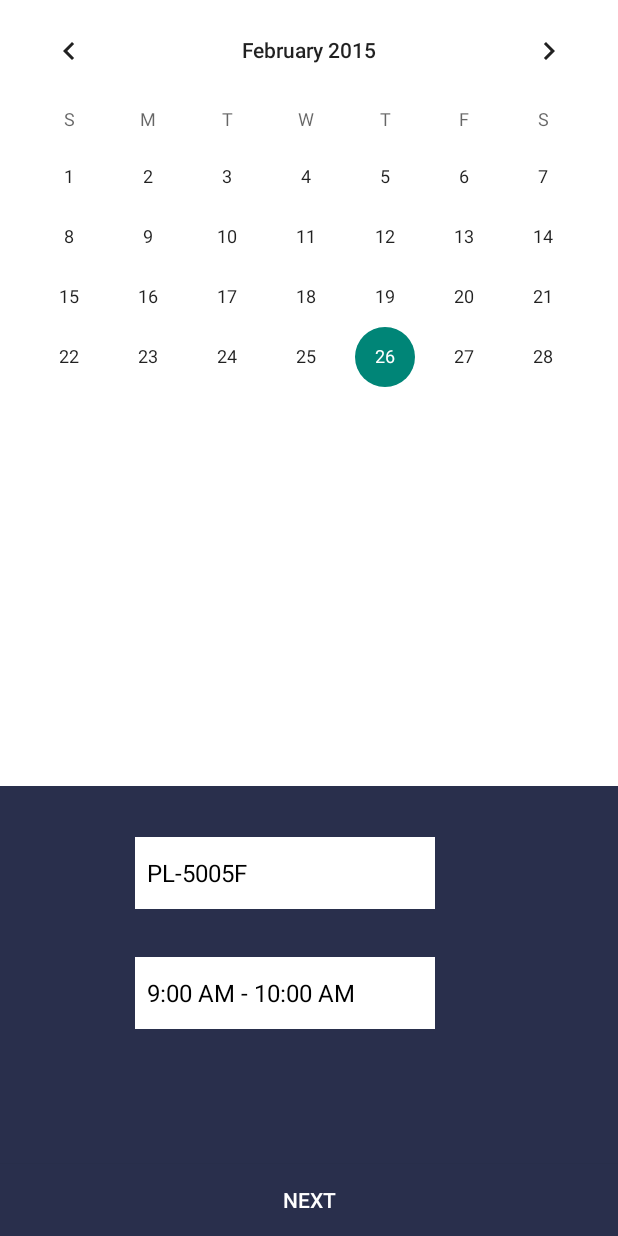
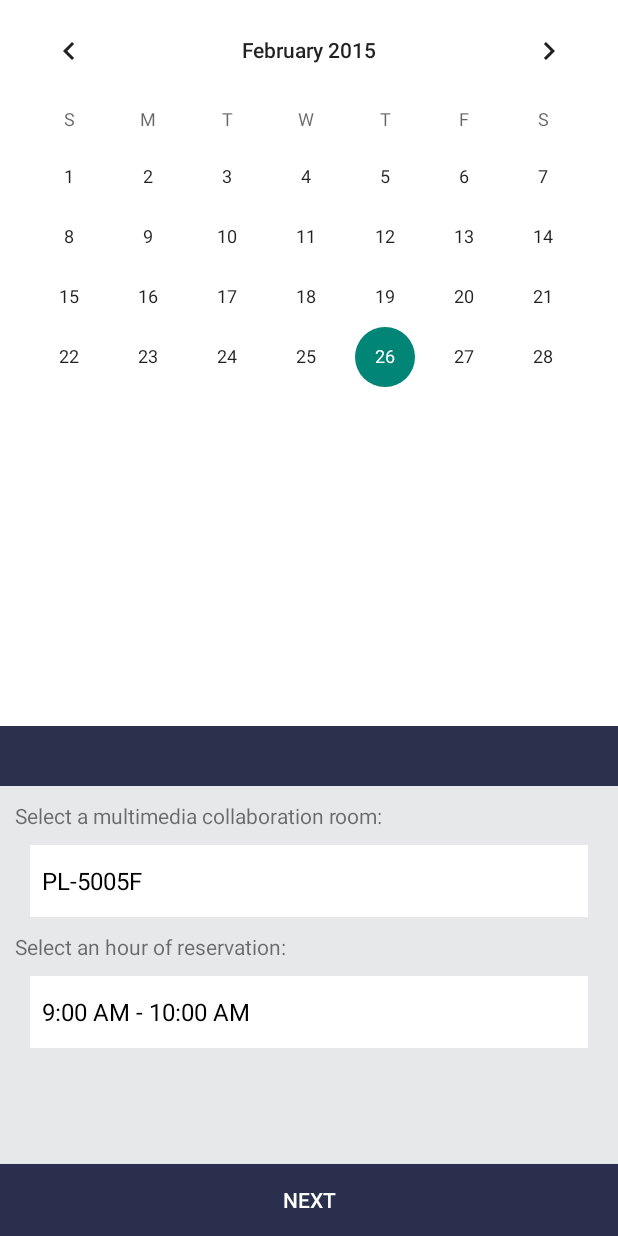
Before and after one commit to hashtagmike24/LibrarySpace, an Android app: the MultimediaActivity screen opened directly, with no data from a screen before it, on a phone screen of 412 x 824 dp. Run offline under Robolectric (Android 15) with nearby library versions, the phone set to English and light mode, and no system bars.

Commit message:
Refined UI and layouts

```diff
--- a/LibrarySpace/app/src/main/java/edu/csusb/libraryspace/MainActivity.java
+++ b/LibrarySpace/app/src/main/java/edu/csusb/libraryspace/MainActivity.java
@@ -1,12 +1,16 @@
 package edu.csusb.libraryspace;
 
 import android.content.Intent;
+import android.graphics.Typeface;
 import android.support.v7.app.ActionBarActivity;
 import android.os.Bundle;
 import android.view.Menu;
 import android.view.MenuItem;
 import android.view.View;
 import android.view.Window;
+import android.widget.TextView;
+
+import org.w3c.dom.Text;
 
 
 public class MainActivity extends ActionBarActivity {
--- a/LibrarySpace/app/src/main/res/layout/activity_conditions.xml
+++ b/LibrarySpace/app/src/main/res/layout/activity_conditions.xml
@@ -4,7 +4,8 @@
     android:layout_width="match_parent"
     android:layout_height="wrap_content"
     tools:context="edu.csusb.libraryspace.ConditionsActivity"
-    android:gravity="top">
+    android:gravity="top"
+    android:background="#ffe7e8ea">
 
         <TextView
             android:layout_width="match_parent"
@@ -27,6 +28,7 @@
         android:layout_marginRight="20dp"
         android:layout_marginLeft="20dp"
         android:id="@+id/bodyText"
+        android:textColor="#000000"
         android:layout_centerHorizontal="true" />
 
         <Button
--- a/LibrarySpace/app/src/main/res/layout/activity_multimedia.xml
+++ b/LibrarySpace/app/src/main/res/layout/activity_multimedia.xml
@@ -4,7 +4,7 @@
     android:layout_width="match_parent"
     android:layout_height="wrap_content"
     tools:context="edu.csusb.libraryspace.MultimediaActivity"
-    android:background="#ff292f4c"
+    android:background="#ffe7e8ea"
     android:gravity="top">
 
     <CalendarView
@@ -16,8 +16,63 @@
         android:showWeekNumber="false"
         android:layout_alignParentLeft="true"
         android:layout_alignParentStart="true"
-        android:layout_marginBottom="300dp"
+        android:layout_marginBottom="340dp"
         android:background="#ffffffff" />
+
+    <TextView
+        android:layout_width="match_parent"
+        android:layout_height="40dp"
+        android:layout_marginBottom="-40dp"
+        android:id="@+id/divider"
+        android:layout_alignBottom="@+id/multimediaCalendar"
+        android:layout_centerHorizontal="true"
+        android:background="#ff2b314d" />
+
+    <TextView
+        android:layout_width="wrap_content"
+        android:layout_height="wrap_content"
+        android:text="Select a multimedia collaboration room: "
+        android:id="@+id/roomText"
+        android:layout_below="@+id/divider"
+        android:layout_marginTop="50dp"
+        android:layout_marginLeft="10dp"
+        android:layout_alignParentLeft="true"
+        android:layout_alignParentStart="true" />
+
+    <Spinner
+        android:layout_width="match_parent"
+        android:layout_height="wrap_content"
+        android:layout_marginLeft="20dp"
+        android:layout_marginRight="20dp"
+        android:gravity="center"
+        android:id="@+id/roomSpinner"
+        android:layout_below="@+id/roomText"
+        android:background="#ffffff"
+        android:layout_marginTop="10dp" />
+
+    <TextView
+        android:layout_width="wrap_content"
+        android:layout_height="wrap_content"
+        android:text="Select an hour of reservation: "
+        android:id="@+id/hourText"
+        android:layout_below="@+id/roomSpinner"
+        android:layout_marginTop="10dp"
+        android:layout_marginLeft="10dp"
+        android:layout_alignParentLeft="true"
+        android:layout_alignParentStart="true" />
+
+    <Spinner
+        android:layout_width="match_parent"
+        android:layout_height="wrap_content"
+        android:layout_marginLeft="20dp"
+        android:layout_marginRight="20dp"
+        android:id="@+id/hourSpinner"
+        android:layout_below="@+id/hourText"
+        android:gravity="center"
+        android:background="#ffffff"
+        android:layout_marginTop="10dp"
+        android:layout_alignParentLeft="true"
+        android:layout_alignParentStart="true" />
 
     <Button
         android:layout_width="fill_parent"
@@ -32,26 +87,4 @@
         android:gravity="center_horizontal|center_vertical"
         android:onClick="conditionsButtonOnClick" />
 
-    <Spinner
-        android:layout_width="200dp"
-        android:layout_height="wrap_content"
-        android:layout_marginLeft="90dp"
-        android:layout_marginRight="90dp"
-        android:id="@+id/roomSpinner"
-        android:layout_above="@+id/nextButton"
-        android:background="#ffffff"
-        android:layout_marginBottom="170dp" />
-
-    <Spinner
-        android:layout_width="200dp"
-        android:layout_height="wrap_content"
-        android:id="@+id/hourSpinner"
-        android:layout_above="@+id/nextButton"
-        android:layout_marginBottom="90dp"
-        android:background="#ffffff"
-        android:layout_marginLeft="90dp"
-        android:layout_marginRight="90dp"
-        android:layout_alignParentLeft="true"
-        android:layout_alignParentStart="true" />
-
 </RelativeLayout>
```
Also changed, not shown: LibrarySpace/app/src/main/res/layout/activity_booking.xml (+13 -7 lines), LibrarySpace/app/src/main/res/layout/activity_group.xml (+57 -26 lines), LibrarySpace/app/src/main/res/layout/activity_individual.xml (+57 -24 lines).
